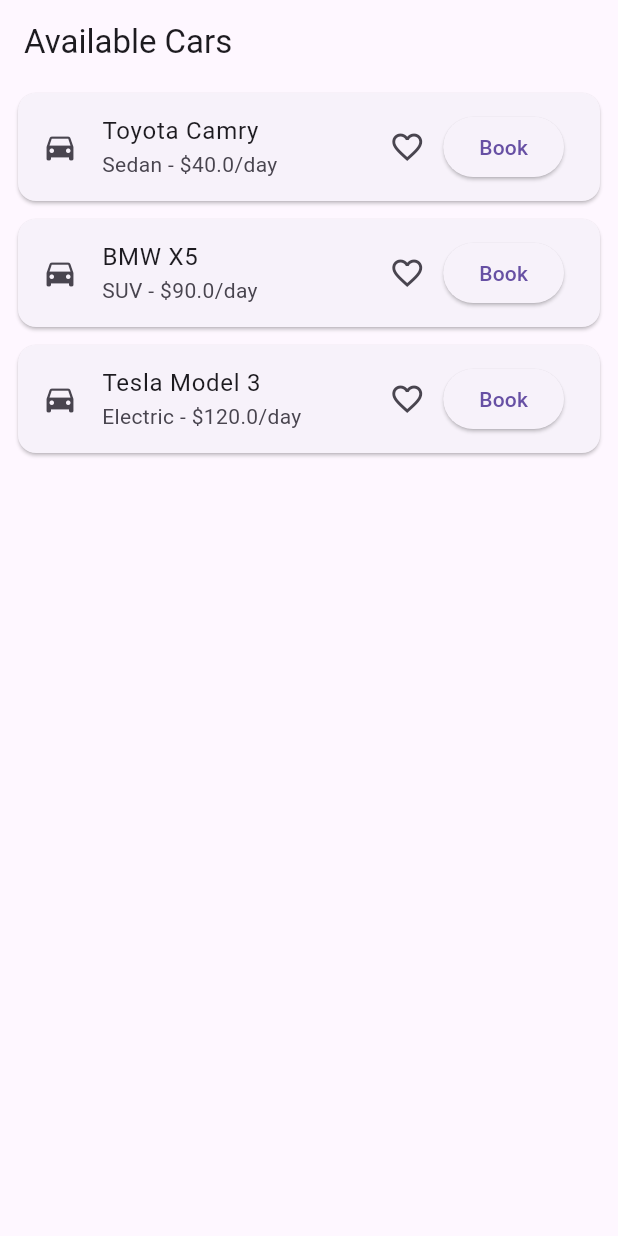
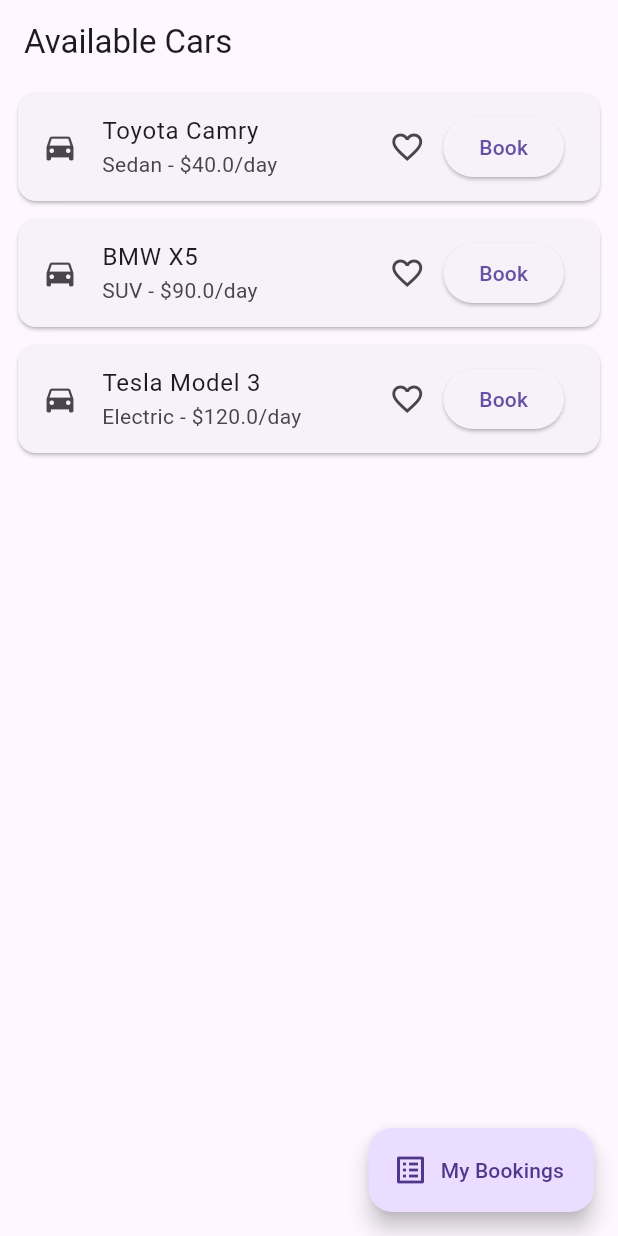
Before and after one commit to msnthr0pe/car_rental_app, a Flutter app: the screen it shows after launch, on a phone screen of 412 x 824 dp. Run offline on Flutter 3.47's test engine with Material 3 defaults, Android fonts, the phone set to English and light mode, and no system bars.

Commit message:
Fixed booking

```diff
--- a/lib/app.dart
+++ b/lib/app.dart
@@ -1,5 +1,5 @@
 import 'package:flutter/material.dart';
-import 'features/cars/screens/cars_list_screen.dart';
+import 'features/cars/screens/cars_container.dart';
 
 class CarRentalApp extends StatelessWidget {
   const CarRentalApp({super.key});
--- /dev/null
+++ b/lib/features/bookings/containers/bookings_container.dart
@@ -0,0 +1,35 @@
+import 'package:flutter/material.dart';
+import '../models/booking_model.dart';
+
+class BookingsContainer extends StatefulWidget {
+  final Widget child;
+
+  const BookingsContainer({super.key, required this.child});
+
+  static _BookingsContainerState of(BuildContext context) {
+    final _BookingsContainerState? result =
+    context.findAncestorStateOfType<_BookingsContainerState>();
+    assert(result != null, 'No BookingsContainer found in context');
+    return result!;
+  }
+
+  @override
+  _BookingsContainerState createState() => _BookingsContainerState();
+}
+
+class _BookingsContainerState extends State<BookingsContainer> {
+  final List<BookingModel> _bookings = [];
+
+  List<BookingModel> get bookings => _bookings;
+
+  void addBooking(BookingModel booking) {
+    setState(() {
+      _bookings.add(booking);
+    });
+  }
+
+  @override
+  Widget build(BuildContext context) {
+    return widget.child;
+  }
+}
--- /dev/null
+++ b/lib/features/bookings/models/booking_model.dart
@@ -0,0 +1,13 @@
+import 'package:car_rental_app/features/cars/models/car_model.dart';
+
+class BookingModel {
+  final CarModel car;
+  final DateTime startDate;
+  final DateTime endDate;
+
+  BookingModel({
+    required this.car,
+    required this.startDate,
+    required this.endDate,
+  });
+}
--- /dev/null
+++ b/lib/features/bookings/screens/bookings_screen.dart
@@ -0,0 +1,34 @@
+import 'package:flutter/material.dart';
+import '../containers/bookings_container.dart';
+import '../models/booking_model.dart';
+import '../../cars/models/car_model.dart';
+
+class BookingsScreen extends StatelessWidget {
+  const BookingsScreen({super.key});
+
+  @override
+  Widget build(BuildContext context) {
+    final bookings = BookingsContainer.of(context).bookings;
+
+    return Scaffold(
+      appBar: AppBar(title: const Text('My Bookings')),
+      body: bookings.isEmpty
+          ? const Center(child: Text('No bookings yet.'))
+          : ListView.builder(
+        itemCount: bookings.length,
+        itemBuilder: (context, index) {
+          final BookingModel booking = bookings[index];
+          final CarModel car = booking.car;
+
+          return ListTile(
+            title: Text(car.name),
+            subtitle: Text(
+              'From: ${booking.startDate.toIso8601String().split("T")[0]} '
+                  'To: ${booking.endDate.toIso8601String().split("T")[0]}',
+            ),
+          );
+        },
+      ),
+    );
+  }
+}
--- a/lib/features/cars/screens/cars_list_screen.dart
+++ b/lib/features/cars/screens/cars_container.dart
@@ -2,6 +2,7 @@ import 'package:flutter/material.dart';
 import '../models/car_model.dart';
 import '../cars_repository.dart';
 import 'package:car_rental_app/features/bookings/screens/booking_form_screen.dart';
+import 'package:car_rental_app/features/bookings/screens/bookings_screen.dart';
 import 'package:car_rental_app/shared/widgets/car_row.dart';
 
 class CarsListScreen extends StatelessWidget {
@@ -15,9 +16,9 @@ class CarsListScreen extends StatelessWidget {
 
     return Scaffold(
       appBar: AppBar(
-        title: Text('Available Cars'),
+        title: const Text('Available Cars'),
       ),
-      body: CarsListView(
+      body: CarsContainer(
         cars: cars,
         onBookTap: (car) {
           Navigator.push(
@@ -28,26 +29,39 @@ class CarsListScreen extends StatelessWidget {
           );
         },
       ),
+      floatingActionButton: FloatingActionButton.extended(
+        icon: const Icon(Icons.list_alt),
+        label: const Text('My Bookings'),
+        onPressed: () {
+          Navigator.push(
+            context,
+            MaterialPageRoute(
+              builder: (_) => const BookingsScreen(),
+            ),
+          );
+        },
+      ),
     );
+
   }
 }
 
-class CarsListView extends StatefulWidget {
+
+class CarsContainer extends StatefulWidget {
   final List<CarModel> cars;
   final Function(CarModel) onBookTap;
 
-  const CarsListView({
+  const CarsContainer({
     super.key,
     required this.cars,
     required this.onBookTap,
   });
 
   @override
-  _CarsListViewState createState() => _CarsListViewState();
+  _CarsContainerState createState() => _CarsContainerState();
 }
 
-// CarsListScreen.dart
-class _CarsListViewState extends State<CarsListView> {
+class _CarsContainerState extends State<CarsContainer> {
   late List<CarModel> _cars;
   final List<CarModel> _favorites = [];
 
--- a/lib/main.dart
+++ b/lib/main.dart
@@ -1,5 +1,6 @@
 import 'package:flutter/material.dart';
-import 'features/cars/screens/cars_list_screen.dart';
+import 'features/bookings/containers/bookings_container.dart';
+import 'features/cars/screens/cars_container.dart';
 
 void main() {
   runApp(const MyApp());
@@ -10,10 +11,12 @@ class MyApp extends StatelessWidget {
 
   @override
   Widget build(BuildContext context) {
-    return MaterialApp(
-      title: 'Car Rental App',
-      theme: ThemeData(primarySwatch: Colors.blue),
-      home: CarsListScreen(),
+    return BookingsContainer(
+      child: MaterialApp(
+        title: 'Car Rental App',
+        theme: ThemeData(primarySwatch: Colors.blue),
+        home: CarsListScreen(),
+      ),
     );
   }
 }
```
Also changed, not shown: lib/features/bookings/screens/booking_form_screen.dart (+21 -33 lines).
